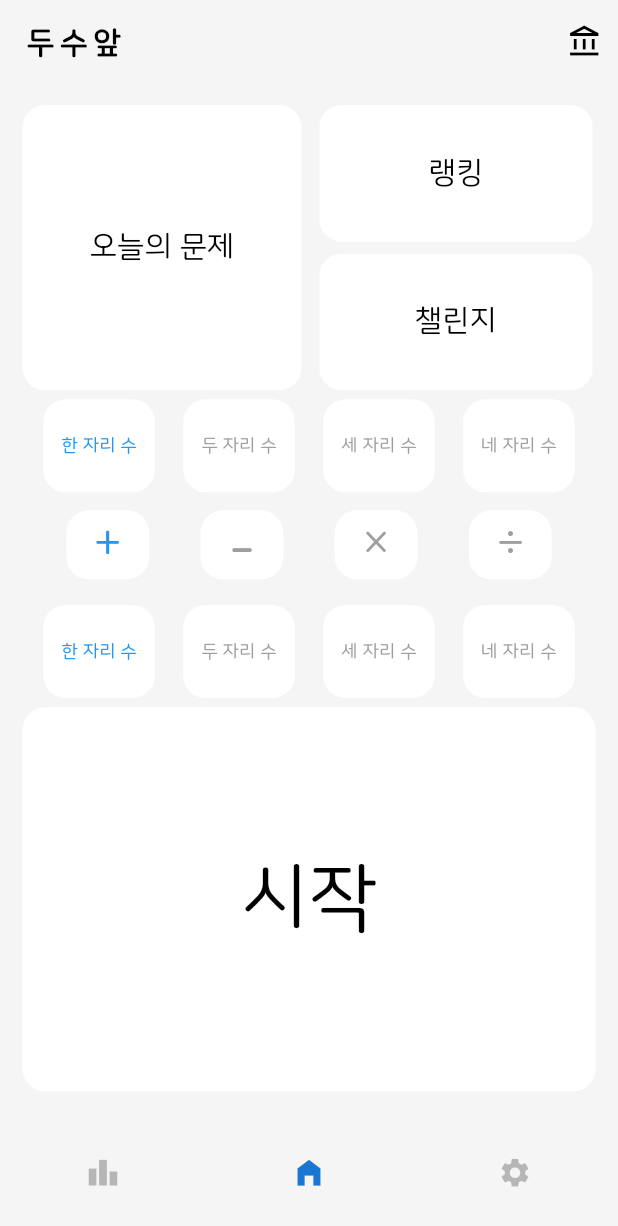
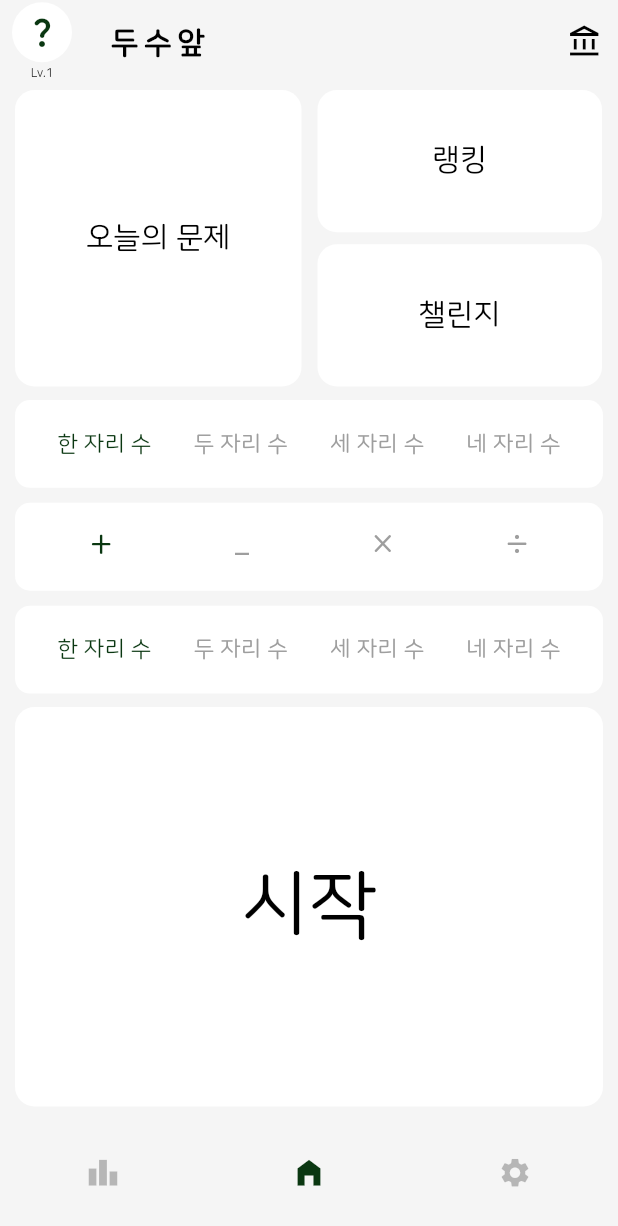
Before and after one commit to bargoLoft/do_math, a Flutter app: the screen it shows after launch, on a phone screen of 412 x 824 dp. Shown: the top 1226 px of the screen. Run offline on Flutter 3.47's test engine with Material 2 defaults, Android fonts, the phone set to English and light mode, and no system bars; our stand-ins replace fluttertoast, hive, hive_flutter, shared_preferences; accounts and stored records are empty.

Commit message:
feat: AppBar Leading, HomePage Design
Leading에 아이콘과 레벨 디자인 추가.
HomePage 디자인 리뉴얼.

```diff
--- a/lib/const/const.dart
+++ b/lib/const/const.dart
@@ -1,2 +1,4 @@
 const limitTime = 11; // seconds
-const textSize = 12.0;
+const textSize = 15.0;
+const iconSize = 25.0;
+const version = '1.0.0';
--- a/lib/main.dart
+++ b/lib/main.dart
@@ -37,7 +37,13 @@ class MyApp extends StatelessWidget {
     return MaterialApp(
       debugShowCheckedModeBanner: false,
       title: '두수앞',
-      theme: ThemeData(primarySwatch: Colors.blue, fontFamily: 'NanumSquare', useMaterial3: true),
+      theme: ThemeData(
+        fontFamily: 'NanumSquare',
+        useMaterial3: true,
+        primaryColor: const Color(0x5fa1df6e), // e8ffd2
+        primaryColorDark: const Color(0xff0a3711),
+        primaryColorLight: const Color(0xfff4ffeb),
+      ),
       home: const HomePage(title: '두수앞'),
     );
   }
--- a/lib/pages/home_page.dart
+++ b/lib/pages/home_page.dart
@@ -155,8 +155,10 @@ class _HomePageState extends State<HomePage> {
                         ElevatedButton(
                           onPressed: () => Navigator.pop(context),
                           style: ButtonStyle(
-                            foregroundColor: MaterialStateProperty.all(Colors.blue),
-                            backgroundColor: MaterialStateProperty.all(Colors.white),
+                            foregroundColor:
+                                MaterialStateProperty.all(Theme.of(context).primaryColorDark),
+                            backgroundColor:
+                                MaterialStateProperty.all(Theme.of(context).primaryColorLight),
                             shadowColor: MaterialStateProperty.all(Colors.transparent),
                           ),
                           child: const Text('완료'),
@@ -171,12 +173,39 @@ class _HomePageState extends State<HomePage> {
         });
   }
 
+  Widget imageProfile() {
+    return Center(
+      child: Wrap(
+        direction: Axis.vertical,
+        crossAxisAlignment: WrapCrossAlignment.center,
+        children: <Widget>[
+          Padding(
+            padding: const EdgeInsets.only(bottom: 2.0),
+            child: CircleAvatar(
+              radius: 20,
+              backgroundColor: Colors.white,
+              child: Icon(
+                Icons.question_mark_rounded,
+                color: Theme.of(context).primaryColorDark,
+              ),
+            ),
+          ),
+          const Text(
+            'Lv.1',
+            style: TextStyle(fontSize: 8),
+          ),
+        ],
+      ),
+    );
+  }
+
   @override
   Widget build(BuildContext context) {
     return Scaffold(
       backgroundColor: Colors.grey.shade100,
       resizeToAvoidBottomInset: true,
       appBar: AppBar(
+        leading: imageProfile(),
         title: Text(
           widget.title,
           style: const TextStyle(
@@ -201,8 +230,10 @@ class _HomePageState extends State<HomePage> {
           const RecordPage(), // ranking page로 변경
           SafeArea(
             child: Padding(
-              padding: const EdgeInsets.all(10),
+              padding: const EdgeInsets.symmetric(horizontal: 5),
               child: Column(
+                //mainAxisAlignment: MainAxisAlignment.spaceEvenly,
+                //crossAxisAlignment: CrossAxisAlignment.center,
                 children: [
                   Expanded(
                     flex: 3,
@@ -226,6 +257,12 @@ class _HomePageState extends State<HomePage> {
                   ),
                   Expanded(
                     flex: 1,
+                    child: Padding(
+                      padding: const EdgeInsets.all(5.0),
+                      child: Container(
+                        padding: const EdgeInsets.all(10),
+                        decoration: BoxDecoration(
+                            borderRadius: BorderRadius.circular(10), color: Colors.white),
                         child: Row(
                           mainAxisAlignment: MainAxisAlignment.spaceEvenly,
                           children: [
@@ -236,22 +273,36 @@ class _HomePageState extends State<HomePage> {
                           ],
                         ),
                       ),
+                    ),
+                  ),
                   Expanded(
                     flex: 1,
+                    child: Padding(
+                      padding: const EdgeInsets.all(5.0),
+                      child: Container(
+                        padding: const EdgeInsets.all(0),
+                        decoration: BoxDecoration(
+                            borderRadius: BorderRadius.circular(10), color: Colors.white),
                         child: Row(
                           mainAxisAlignment: MainAxisAlignment.spaceEvenly,
                           children: [
-                          buildTypeButton(context, '+', ratio, 0, 30),
-                          buildTypeButton(context, '-', ratio, 1, 40),
-                          buildTypeButton(context, '×', ratio, 2, 30),
-                          buildTypeButton(context, '÷', ratio, 3, 30),
+                            buildTypeButton(context, '+', ratio, 0, iconSize),
+                            buildTypeButton(context, '﹣', ratio, 1, iconSize),
+                            buildTypeButton(context, '×', ratio, 2, iconSize),
+                            buildTypeButton(context, '÷', ratio, 3, iconSize),
                           ],
-                      )),
-                  const SizedBox(
-                    height: 5,
+                        ),
+                      ),
+                    ),
                   ),
                   Expanded(
                     flex: 1,
+                    child: Padding(
+                      padding: const EdgeInsets.all(5.0),
+                      child: Container(
+                        padding: const EdgeInsets.all(10),
+                        decoration: BoxDecoration(
+                            borderRadius: BorderRadius.circular(10), color: Colors.white),
                         child: Row(
                           mainAxisAlignment: MainAxisAlignment.spaceEvenly,
                           children: [
@@ -260,6 +311,8 @@ class _HomePageState extends State<HomePage> {
                             buildDigitalButton2(context, '세 자리 수', ratio, textSize, 2),
                             buildDigitalButton2(context, '네 자리 수', ratio, textSize, 3),
                           ],
+                        ),
+                      ),
                     ),
                   ),
                   Expanded(flex: 4, child: buildButton(context, '시작', 2 / 1, 50, type[typeIndex])),
@@ -313,20 +366,17 @@ class _HomePageState extends State<HomePage> {
     int index, [
     double textSize = 30,
   ]) {
-    return Padding(
-      padding: const EdgeInsets.symmetric(horizontal: 0, vertical: 10),
-      child: AspectRatio(
-        aspectRatio: ratio,
-        child: ElevatedButton(
+    return ElevatedButton(
       onPressed: () {
         typeIndex = index;
         setState(() {});
       },
       style: ButtonStyle(
-            padding: MaterialStateProperty.all(EdgeInsets.zero),
+        // padding: MaterialStateProperty.all(const EdgeInsets.symmetric(horizontal: 30, vertical: 0)),
         elevation: MaterialStateProperty.all(0),
         backgroundColor: MaterialStateProperty.all(Colors.white),
         foregroundColor: MaterialStateProperty.all(Colors.black),
+        overlayColor: MaterialStateProperty.all(Theme.of(context).primaryColorLight),
         shape: MaterialStateProperty.all(
             RoundedRectangleBorder(borderRadius: BorderRadius.circular(15.0))),
       ),
@@ -335,9 +385,7 @@ class _HomePageState extends State<HomePage> {
         style: TextStyle(
           fontSize: textSize,
           //fontSize: (typeIndex == index) ? textSize : 30,
-              color: (typeIndex == index) ? Colors.blue : Colors.grey,
-            ),
-          ),
+          color: (typeIndex == index) ? Theme.of(context).primaryColorDark : Colors.grey,
         ),
       ),
     );
@@ -345,17 +393,13 @@ class _HomePageState extends State<HomePage> {
 
   Widget buildDigitalButton(context, String title, double ratio,
       [double textSize = 15, int index = 0]) {
-    return Padding(
-      padding: const EdgeInsets.symmetric(horizontal: 0, vertical: 2),
-      child: AspectRatio(
-        aspectRatio: ratio,
-        child: ElevatedButton(
+    return ElevatedButton(
       onPressed: () {
         digitalIndex_1 = index;
         setState(() {});
       },
       style: ButtonStyle(
-            padding: MaterialStateProperty.all(EdgeInsets.zero),
+        padding: MaterialStateProperty.all(const EdgeInsets.symmetric(horizontal: 10)),
         elevation: MaterialStateProperty.all(0),
         backgroundColor: MaterialStateProperty.all(Colors.white),
         foregroundColor: MaterialStateProperty.all(Colors.black),
@@ -367,9 +411,7 @@ class _HomePageState extends State<HomePage> {
         style: TextStyle(
           fontSize: textSize,
           //fontSize: (digitalIndex_1 == index) ? textSize : 15,
-              color: (digitalIndex_1 == index) ? Colors.blue : Colors.grey,
-            ),
-          ),
+          color: (digitalIndex_1 == index) ? Theme.of(context).primaryColorDark : Colors.grey,
         ),
       ),
     );
@@ -377,17 +419,13 @@ class _HomePageState extends State<HomePage> {
 
   Widget buildDigitalButton2(context, String title, double ratio,
       [double textSize = 15, int index = 0]) {
-    return Padding(
-      padding: const EdgeInsets.symmetric(horizontal: 0, vertical: 2),
-      child: AspectRatio(
-        aspectRatio: ratio,
-        child: ElevatedButton(
+    return ElevatedButton(
       onPressed: () {
         digitalIndex_2 = index;
         setState(() {});
       },
       style: ButtonStyle(
-            padding: MaterialStateProperty.all(EdgeInsets.zero),
+        padding: MaterialStateProperty.all(const EdgeInsets.symmetric(horizontal: 10)),
         elevation: MaterialStateProperty.all(0),
         backgroundColor: MaterialStateProperty.all(Colors.white),
         foregroundColor: MaterialStateProperty.all(Colors.black),
@@ -399,9 +437,7 @@ class _HomePageState extends State<HomePage> {
         style: TextStyle(
           fontSize: textSize,
           //fontSize: (digitalIndex_2 == index) ? textSize : 15,
-              color: (digitalIndex_2 == index) ? Colors.blue : Colors.grey,
-            ),
-          ),
+          color: (digitalIndex_2 == index) ? Theme.of(context).primaryColorDark : Colors.grey,
         ),
       ),
     );
@@ -431,7 +467,7 @@ class _HomePageState extends State<HomePage> {
             backgroundColor: MaterialStateProperty.all(Colors.white),
             foregroundColor: MaterialStateProperty.all(Colors.black),
             shape: MaterialStateProperty.all(
-                RoundedRectangleBorder(borderRadius: BorderRadius.circular(15.0))),
+                RoundedRectangleBorder(borderRadius: BorderRadius.circular(13.0))),
           ),
           child: Text(
             title,
--- a/lib/pages/stage_page.dart
+++ b/lib/pages/stage_page.dart
@@ -52,6 +52,10 @@ class _StagePageState extends State<StagePage> with SingleTickerProviderStateMix
     _countController.forward();
     getNewQuestion();
   }
+
+  // 적축으로 다는 주석
+  // 뭔가 잘 써진다
+  // 서걱서걱서걱서걱
 
   @override
   void dispose() {
@@ -209,11 +213,11 @@ class _StagePageState extends State<StagePage> with SingleTickerProviderStateMix
   void showResultPopup() {
     showDialog(
         context: context,
-        barrierColor: Colors.white.withOpacity(0.6),
+        barrierColor: Colors.white.withOpacity(0.9),
         barrierDismissible: false,
         builder: (BuildContext context) {
           return Dialog(
-            backgroundColor: const Color(0xffCCE6FF),
+            backgroundColor: Theme.of(context).primaryColor,
             shape:
                 const RoundedRectangleBorder(borderRadius: BorderRadius.all(Radius.circular(50.0))),
             child: AspectRatio(
@@ -228,7 +232,8 @@ class _StagePageState extends State<StagePage> with SingleTickerProviderStateMix
                         text: currentAnswer.toString(),
                         style: TextStyle(
                           fontSize: 100,
-                          color: currentAnswer >= 4 ? Colors.blue : Colors.red,
+                          color:
+                              currentAnswer >= 4 ? Theme.of(context).primaryColorDark : Colors.red,
                         ),
                         children: const [
                           TextSpan(
```
Lines whose indentation alone changed are shown as unchanged.
